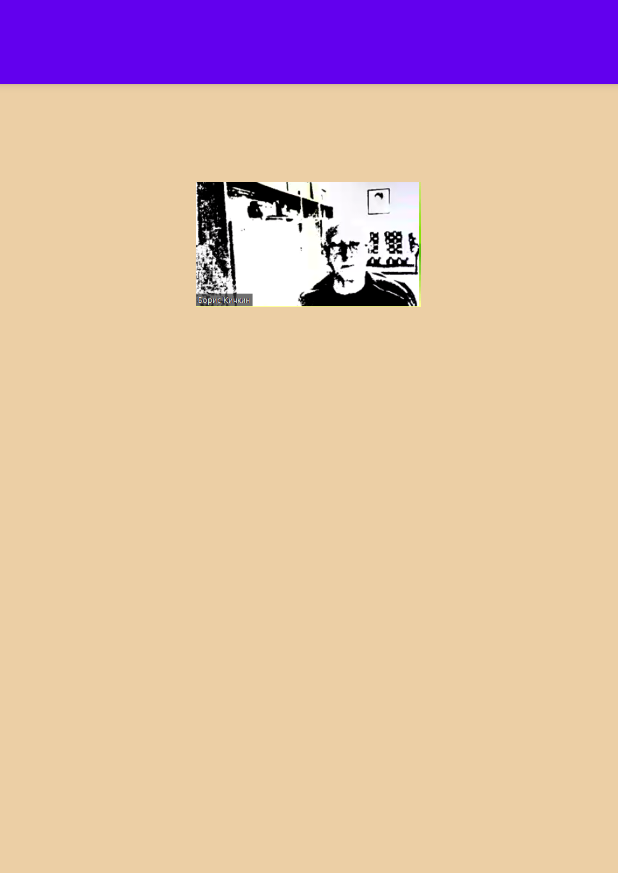
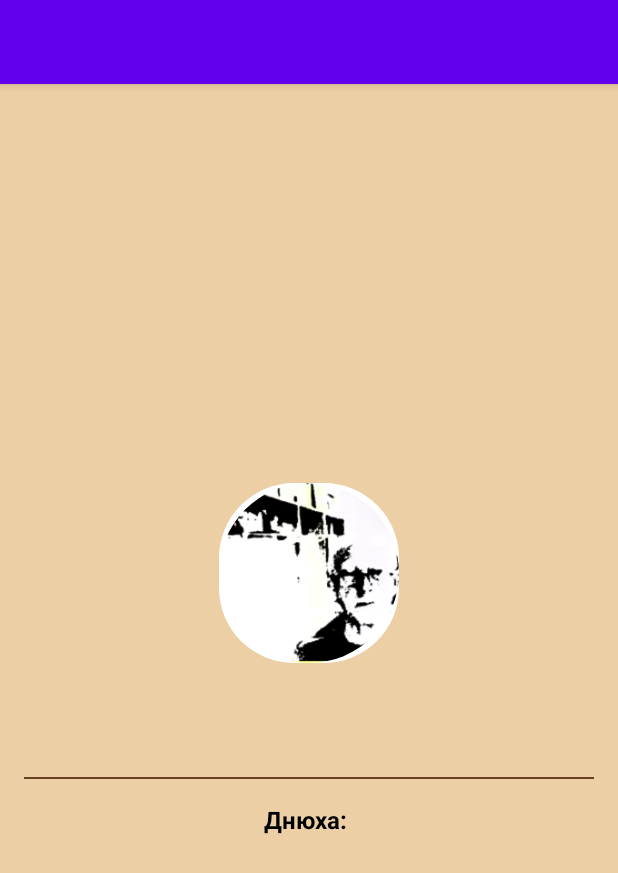
Before and after one commit to Zarudnev-Alexandr/BChat, an Android app: the UserProfileActivity screen opened directly, with no data from a screen before it, on a phone screen of 412 x 824 dp. Shown: the top 873 px of the screen. Run offline under Robolectric (Android 15) with nearby library versions, the phone set to English and light mode, and no system bars; our stand-ins replace CircleImageView, Picasso; pictures from the network do not load; 2 statements that could not run were skipped.

Commit message:
Дохера чо изменил. В основном говно жрал

```diff
--- a/mobile/app/src/main/java/com/example/bchatmobile/UserProfileActivity.java
+++ b/mobile/app/src/main/java/com/example/bchatmobile/UserProfileActivity.java
@@ -30,7 +30,6 @@ public class UserProfileActivity extends AppCompatActivity {
 
     private ImageView profileImageView;
     private TextView nameTextView;
-    private TextView surnameTextView;
     private TextView Brday;
 
     @Override
@@ -41,7 +40,6 @@ public class UserProfileActivity extends AppCompatActivity {
 
         profileImageView = findViewById(R.id.profileImageView);
         nameTextView = findViewById(R.id.nameTextView);
-        surnameTextView = findViewById(R.id.surnameTextView);
         Brday = findViewById(R.id.BrdayTextView);
 
         Intent intent = getIntent();
@@ -81,8 +79,7 @@ public class UserProfileActivity extends AppCompatActivity {
                         runOnUiThread(new Runnable() {
                             @Override
                             public void run() {
-                                nameTextView.setText(name);
-                                surnameTextView.setText(surname);
+                                nameTextView.setText(name+" "+surname);
                                 Brday.setText(date_of_birth);
                                 Picasso.get().load(fullUrl).error(R.drawable.image).into(profileImageView);
                             }
--- a/mobile/app/src/main/res/layout/activity_user_profile.xml
+++ b/mobile/app/src/main/res/layout/activity_user_profile.xml
@@ -1,50 +1,63 @@
-<?xml version="1.0" encoding="utf-8"?>
-<androidx.constraintlayout.widget.ConstraintLayout xmlns:android="http://schemas.android.com/apk/res/android"
+<androidx.constraintlayout.widget.ConstraintLayout
+    xmlns:android="http://schemas.android.com/apk/res/android"
+    xmlns:app="http://schemas.android.com/apk/res-auto"
+    xmlns:tools="http://schemas.android.com/tools"
     android:layout_width="match_parent"
     android:layout_height="match_parent">
 
-    <RelativeLayout
+    <LinearLayout
         android:layout_width="match_parent"
         android:layout_height="match_parent"
-        android:background="#ECCFA5">
+    android:orientation="vertical"
+    android:padding="16dp"
+    android:background="#ECCFA5"
+    android:layout_gravity="center"
+    android:gravity="center"
+    tools:ignore="MissingConstraints">
 
-        <ImageView
+    <RelativeLayout
+        android:layout_width="411dp"
+        android:layout_height="139dp"
+        android:layout_gravity="center">
+
+        <de.hdodenhof.circleimageview.CircleImageView
             android:id="@+id/profileImageView"
-            android:layout_width="150dp"
-            android:layout_height="150dp"
+            android:layout_width="120dp"
+            android:layout_height="120dp"
             android:layout_centerHorizontal="true"
-            android:layout_marginTop="32dp"
+            android:background="@drawable/round_background"
+            android:scaleType="centerCrop"
             android:src="@drawable/image" />
+    </RelativeLayout>
 
     <TextView
         android:id="@+id/nameTextView"
         android:layout_width="wrap_content"
         android:layout_height="wrap_content"
-            android:layout_below="@id/profileImageView"
-            android:layout_centerHorizontal="true"
+        android:layout_gravity="center_horizontal"
         android:layout_marginTop="16dp"
         android:text=""
-            android:textSize="20sp" />
-
-        <TextView
-            android:id="@+id/surnameTextView"
-            android:layout_width="wrap_content"
-            android:layout_height="wrap_content"
-            android:layout_below="@id/nameTextView"
-            android:layout_centerHorizontal="true"
+        android:textColor="#000000"
+        android:textSize="24sp"
+        android:textStyle="bold" />
+    <View
+        android:layout_width="match_parent"
+        android:layout_height="1dp"
         android:layout_marginTop="8dp"
-            android:text=""
-            android:textSize="16sp" />
+        android:layout_marginBottom="8dp"
+        android:background="#664124" />
 
     <TextView
         android:id="@+id/BrdayTextView"
+
         android:layout_width="wrap_content"
         android:layout_height="wrap_content"
-            android:layout_below="@id/nameTextView"
-            android:layout_centerHorizontal="true"
-            android:layout_marginTop="35dp"
-            android:text=""
-            android:textSize="16sp" />
-    </RelativeLayout>
+        android:layout_marginTop="8dp"
+        android:text="Днюха: "
+
+        android:textColor="#000000"
+        android:textSize="16sp"
+        android:textStyle="bold" />
+</LinearLayout>
 
     </androidx.constraintlayout.widget.ConstraintLayout>
--- a/mobile/app/src/main/res/layout/modal_bootcamp.xml
+++ b/mobile/app/src/main/res/layout/modal_bootcamp.xml
@@ -118,6 +118,7 @@
                     android:layout_width="0dp"
                     android:layout_height="wrap_content"
                     android:layout_marginEnd="8dp"
+                    android:textColor="@color/white"
                     android:layout_weight="1"
                     android:text="OK" />
 
@@ -125,6 +126,7 @@
                     android:backgroundTint="#664124"
                     android:id="@+id/cancelButton"
                     android:layout_width="0dp"
+                    android:textColor="@color/white"
                     android:layout_height="wrap_content"
                     android:layout_weight="1"
                     android:text="Отмена" />
```
Also changed, not shown: mobile/app/src/debug/res/drawable-anydpi/ic_send.xml (+11 -11 lines), mobile/app/src/main/res/layout/chats.xml (+7 -6 lines), mobile/app/src/main/res/layout/in_chat_fragment.xml (+5 -6 lines), mobile/app/src/debug/res/drawable-hdpi/ic_send.png, mobile/app/src/debug/res/drawable-mdpi/ic_send.png, mobile/app/src/debug/res/drawable-xhdpi/ic_send.png, mobile/app/src/debug/res/drawable-xxhdpi/ic_send.png. Lines whose indentation alone changed are shown as unchanged.
